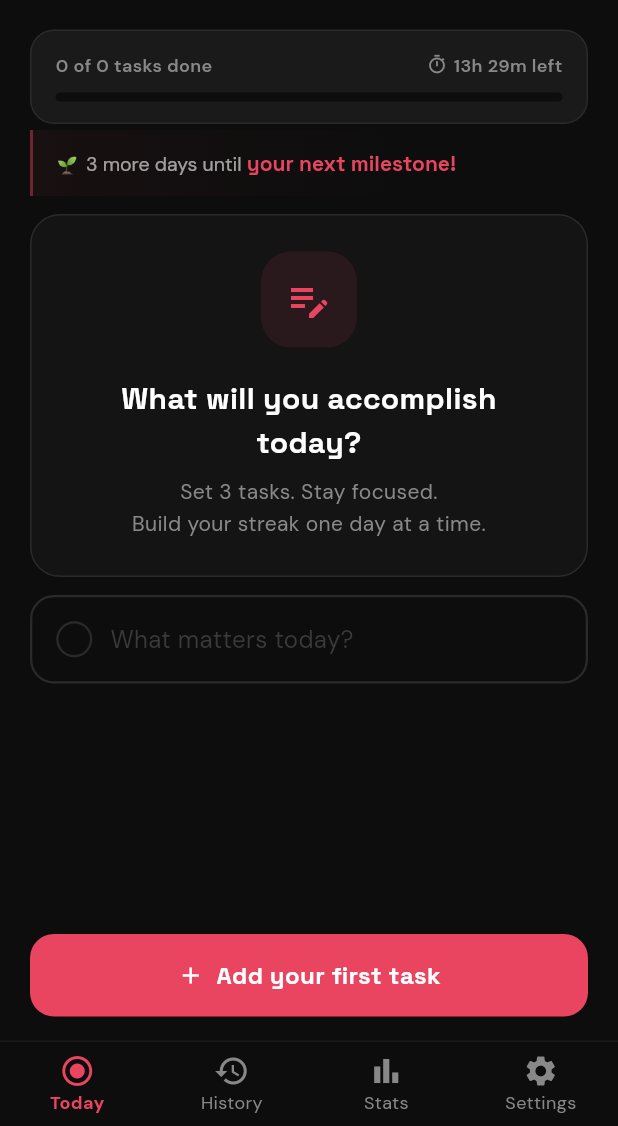
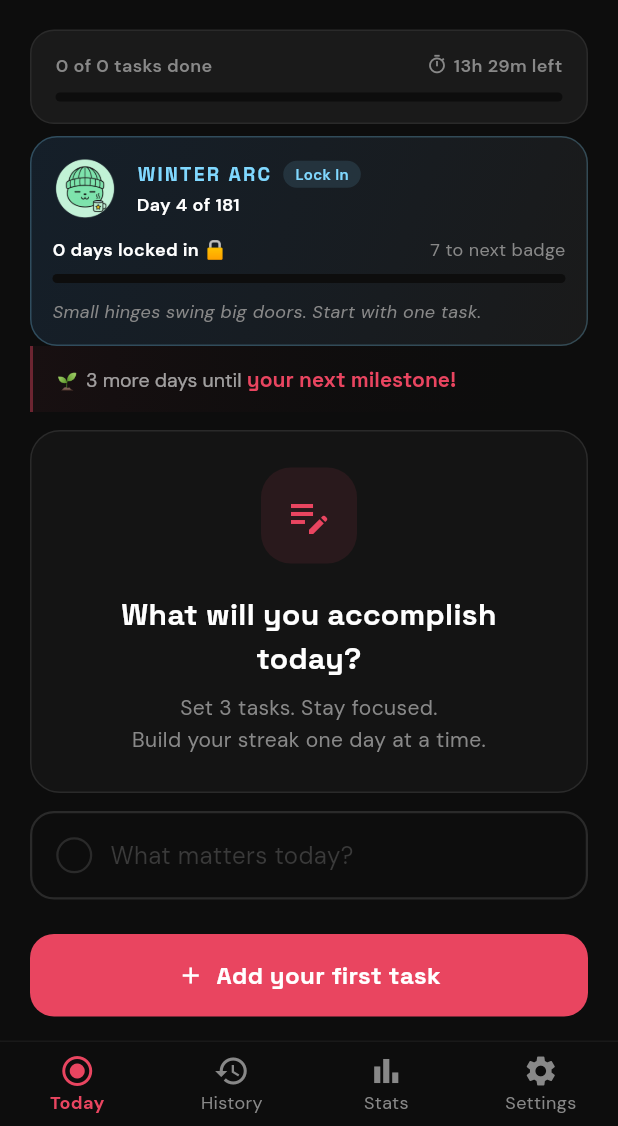
Before and after one commit to Leela-Sai-Vardhan/mita, a Flutter app: the MainNavigation screen opened by its route, after a tap on the "close" icon, on a phone screen of 412 x 824 dp, the part 110-1236 px from its top. Run offline on Flutter 3.47's test engine with Material 3 defaults, Android fonts, the phone set to English and light mode, and no system bars; drawn by our look-alikes of flutter_animate; our stand-ins replace audioplayers, file_picker, fl_chart, flutter_local_notifications, flutter_timezone, google_fonts and 6 more; missing offline and left inert: app_settings, home_widget, in_app_update; accounts and stored records are empty; network calls fail.

Commit message:
Feat: Winter Arc campaign layer - arc tracker card, phases, locked-in days, daily motivation
- WinterArc engine (lib/core/winter_arc.dart): arc window math (Day X of 181,
  leap-aware), 3 campaign phases (Lock In / Deep Winter / Final Stretch) with
  phase-based motivational copy, locked-in days counted from existing
  streakHistory within the arc window, 7/21/50/100/150/200 badge ladder,
  rotating daily message (remote-overridable via seasonal.winter_arc.daily_message)
- WinterArcCard on Home (in-season only, remote-kill via winter_arc.enabled):
  floating seasonal Mitzy, day counter, phase badge, locked-in progress toward
  next badge, daily motivation; tap opens arc detail sheet with stat grid and
  the Winter Arc contract copy
- MitzyAssets.isWinterArcSeason now delegates to the engine so art and
  campaign window can never drift
- 19 new tests covering window/leap math, boundaries, phases, locked-in
  filtering, milestones, and message rotation (51 total passing)

```diff
--- /dev/null
+++ b/lib/core/winter_arc.dart
@@ -0,0 +1,184 @@
+import '../services/remote_config_service.dart';
+
+/// The Winter Arc campaign engine.
+///
+/// The Winter Arc is the app's seasonal "lock in" campaign: instead of
+/// waiting for January to start fresh, users commit to their three daily
+/// tasks from September through the end of February and build momentum
+/// through the coldest, easiest-to-skip months of the year.
+///
+/// All windows derive from the same start/end months (remote-configurable
+/// via `seasonal.winter_arc`, defaulting to Sep 1 - Feb 28/29) so the arc,
+/// the Mitzy art, and the season switch stay in sync.
+class WinterArc {
+  WinterArc._();
+
+  /// First month of the arc (September).
+  static const int defaultStartMonth = 9;
+
+  /// Last month of the arc (February).
+  static const int defaultEndMonth = 2;
+
+  /// Remote-configured start month, or the default.
+  static int get startMonth =>
+      RemoteConfigService.instance.winterStartMonth ?? defaultStartMonth;
+
+  /// Remote-configured end month, or the default.
+  static int get endMonth =>
+      RemoteConfigService.instance.winterEndMonth ?? defaultEndMonth;
+
+  /// Whether the arc layer (art + campaign card) is enabled at all.
+  static bool get enabled => RemoteConfigService.instance.winterArcEnabled;
+
+  /// Whether [date] falls inside the Winter Arc window.
+  ///
+  /// Supports both normal (e.g. Mar-Aug off-season) and year-wrapping
+  /// windows (Sep-Feb): when start > end the window crosses New Year.
+  static bool isArcSeason(DateTime date) {
+    final start = startMonth;
+    final end = endMonth;
+    if (start <= end) {
+      return date.month >= start && date.month <= end;
+    }
+    return date.month >= start || date.month <= end;
+  }
+
+  /// The date the arc starts for the season [date] falls in.
+  ///
+  /// For a Sep-Feb arc, a date in, say, November belongs to the arc that
+  /// started Sep 1 of the same year; a date in January belongs to the arc
+  /// that started Sep 1 of the *previous* year.
+  static DateTime arcStartFor(DateTime date) {
+    final start = DateTime(date.year, startMonth, 1);
+    if (date.isBefore(start)) {
+      return DateTime(date.year - 1, startMonth, 1);
+    }
+    return start;
+  }
+
+  /// The date the arc ends (inclusive) for the season [date] falls in.
+  static DateTime arcEndFor(DateTime date) {
+    final startsThisYear = DateTime(date.year, startMonth, 1);
+    if (date.isBefore(startsThisYear)) {
+      // E.g. January: arc started last year Sep, ends this year Feb.
+      final feb = DateTime(date.year, endMonth + 1, 1);
+      return feb.subtract(const Duration(days: 1));
+    }
+    // Arc started this year; ends Feb of next year.
+    final feb = DateTime(date.year + 1, endMonth + 1, 1);
+    return feb.subtract(const Duration(days: 1));
+  }
+
+  /// Total days in the arc containing [date] (Sep 1 - Feb 28/29).
+  static int totalDays(DateTime date) =>
+      arcEndFor(date).difference(arcStartFor(date)).inDays + 1;
+
+  /// 1-based day of the arc for [date]; 1 on opening day.
+  static int dayOfArc(DateTime date) =>
+      DateTime(date.year, date.month, date.day)
+          .difference(arcStartFor(date))
+          .inDays + 1;
+
+  /// Days remaining in the arc after [date] (0 on the final day).
+  static int daysRemaining(DateTime date) =>
+      arcEndFor(date)
+          .difference(DateTime(date.year, date.month, date.day))
+          .inDays;
+
+  /// Progress through the arc, 0.0 - 1.0.
+  static double progress(DateTime date) =>
+      (dayOfArc(date) / totalDays(date)).clamp(0.0, 1.0);
+
+  /// The campaign phase for [date], used for copy and styling.
+  ///
+  /// - Lock In (first third): momentum is everything; just start.
+  /// - Deep Winter (middle third): the grind; hardest days, biggest gains.
+  /// - Final Stretch (last third): finish strong, arrive in spring ahead.
+  static WinterArcPhase phase(DateTime date) {
+    final p = progress(date);
+    if (p < 1 / 3) return WinterArcPhase.lockIn;
+    if (p < 2 / 3) return WinterArcPhase.deepWinter;
+    return WinterArcPhase.finalStretch;
+  }
+
+  /// How many "locked in" days (perfect days, `yyyy-MM-dd` keys) fall
+  /// inside the arc window containing [date].
+  static int lockedInDays(List<String> streakHistory, DateTime date) {
+    final start = arcStartFor(date);
+    final end = arcEndFor(date);
+    var count = 0;
+    for (final key in streakHistory) {
+      final d = DateTime.tryParse(key);
+      if (d == null) continue;
+      final day = DateTime(d.year, d.month, d.day);
+      if (!day.isBefore(start) && !day.isAfter(end)) count++;
+    }
+    return count;
+  }
+
+  /// The next round-number "locked in" milestone to chase, if any.
+  static int? nextLockInMilestone(int lockedIn) {
+    const steps = [7, 21, 50, 100, 150, 200];
+    for (final s in steps) {
+      if (lockedIn < s) return s;
+    }
+    return null;
+  }
+
+  /// Rotating daily motivation, stable within a day, remote-overridable.
+  static String dailyMessage(DateTime date) {
+    final remote = RemoteConfigService.instance.winterArcDailyMessage;
+    if (remote != null && remote.isNotEmpty) return remote;
+    final pool = _messagesFor(phase(date));
+    // Day-of-arc indexing keeps the line stable all day, rotating daily.
+    final day = dayOfArc(date);
+    return pool[(day - 1 + pool.length) % pool.length];
+  }
+
+  static List<String> _messagesFor(WinterArcPhase phase) {
+    switch (phase) {
+      case WinterArcPhase.lockIn:
+        return const [
+          'Day one energy. Lock in — future you is watching.',
+          'No zero days. Three tasks is all it takes.',
+          'Everyone else waits for January. You started now.',
+          'Small hinges swing big doors. Start with one task.',
+          'The arc starts the moment you decide it does.',
+          'Discipline now, momentum forever.',
+        ];
+      case WinterArcPhase.deepWinter:
+        return const [
+          'Deep winter. This is where the gains are made.',
+          'Cold outside. Fire within. Keep going.',
+          'The hardest days build the strongest habits.',
+          'You don\'t need motivation. You need three tasks.',
+          'Hibernation is for bears. You\'re built different.',
+          'Every perfect day is a brick in the fortress.',
+        ];
+      case WinterArcPhase.finalStretch:
+        return const [
+          'Final stretch. Finish the arc strong.',
+          'You\'ve come too far to fold now. Lock in.',
+          'Spring is coming. Arrive ahead of everyone.',
+          'Last stretch — make these days count.',
+          'The ones who started in September finish in February.',
+          'End the arc as the person who started it: locked in.',
+        ];
+    }
+  }
+
+  /// Short label for [phase] used in the UI.
+  static String phaseLabel(WinterArcPhase phase) {
+    switch (phase) {
+      case WinterArcPhase.lockIn:
+        return 'Lock In';
+      case WinterArcPhase.deepWinter:
+        return 'Deep Winter';
+      case WinterArcPhase.finalStretch:
+        return 'Final Stretch';
+    }
+  }
+}
+
+/// Campaign phases across the arc window.
+enum WinterArcPhase { lockIn, deepWinter, finalStretch }
--- a/lib/screens/home_screen.dart
+++ b/lib/screens/home_screen.dart
@@ -23,6 +23,7 @@ import 'package:shared_preferences/shared_preferences.dart';
 import 'focus_screen.dart';
 import '../services/rate_prompt_service.dart';
 import '../widgets/upcoming_events_banner.dart';
+import '../widgets/winter_arc_card.dart';
 
 class HomeScreen extends StatefulWidget {
   const HomeScreen({super.key});
@@ -110,6 +111,7 @@ class _HomeScreenState extends State<HomeScreen> {
             children: [
               _buildTopBar(provider, dateStr, context),
               _buildDayProgressCard(provider),
+              const WinterArcCard(),
               const UpcomingEventsBanner(),
               if (showBanner && wisdomParts != null)
                 WisdomBanner(
--- a/lib/services/remote_config_service.dart
+++ b/lib/services/remote_config_service.dart
@@ -172,6 +172,11 @@ class RemoteConfigService extends ChangeNotifier {
           ? (_section('seasonal')['winter_arc'] as Map<String, dynamic>)
                   ['splash_copy_default'] as String?
           : null;
+  String? get winterArcDailyMessage =>
+      _section('seasonal')['winter_arc'] is Map<String, dynamic>
+          ? (_section('seasonal')['winter_arc'] as Map<String, dynamic>)
+              ['daily_message'] as String?
+          : null;
 
   // Ads.
   String? get rewardedAdUnitId => stringValue('ads', 'rewarded_ad_unit_id');
--- /dev/null
+++ b/lib/widgets/winter_arc_card.dart
@@ -0,0 +1,401 @@
+import 'package:flutter/material.dart';
+import 'package:google_fonts/google_fonts.dart';
+import 'package:provider/provider.dart';
+import '../core/theme.dart';
+import '../core/mitzy_assets.dart';
+import '../core/winter_arc.dart';
+import '../providers/task_provider.dart';
+import 'mitzy_avatar.dart';
+
+/// The flagship Winter Arc campaign card for the Home screen.
+///
+/// Shows only while the arc is in season (remote-kill via
+/// `seasonal.winter_arc.enabled`): day counter, locked-in days, arc
+/// progress, a rotating daily motivation line, and the floating seasonal
+/// Mitzy. Tapping opens a detail sheet with the full arc breakdown.
+class WinterArcCard extends StatefulWidget {
+  const WinterArcCard({super.key});
+
+  @override
+  State<WinterArcCard> createState() => _WinterArcCardState();
+}
+
+class _WinterArcCardState extends State<WinterArcCard> {
+  bool _isWinter = false;
+
+  @override
+  void initState() {
+    super.initState();
+    _isWinter = MitzyAssets.isWinterActive(DateTime.now());
+  }
+
+  @override
+  Widget build(BuildContext context) {
+    // Hidden entirely out of season, or when the campaign is disabled.
+    if (!WinterArc.enabled) return const SizedBox.shrink();
+    if (!_isWinter) return const SizedBox.shrink();
+
+    final now = DateTime.now();
+    final provider = context.watch<TaskProvider>();
+
+    return Padding(
+      padding: const EdgeInsets.fromLTRB(20, 4, 20, 0),
+      child: GestureDetector(
+        onTap: () => _showArcSheet(context, now, provider),
+        child: Container(
+          padding: const EdgeInsets.fromLTRB(14, 12, 14, 14),
+          decoration: BoxDecoration(
+            gradient: LinearGradient(
+              begin: Alignment.topLeft,
+              end: Alignment.bottomRight,
+              colors: [
+                const Color(0xFF16222E).withValues(alpha: 0.85),
+                AppTheme.surface,
+              ],
+            ),
+            borderRadius: BorderRadius.circular(18),
+            border: Border.all(
+              color: const Color(0xFF80D8FF).withValues(alpha: 0.25),
+            ),
+          ),
+          child: Column(
+            crossAxisAlignment: CrossAxisAlignment.start,
+            children: [
+              _buildHeader(now),
+              const SizedBox(height: 10),
+              _buildProgress(now, provider),
+              const SizedBox(height: 10),
+              Text(
+                WinterArc.dailyMessage(now),
+                maxLines: 2,
+                overflow: TextOverflow.ellipsis,
+                style: GoogleFonts.dmSans(
+                  fontSize: 12,
+                  height: 1.45,
+                  color: AppTheme.mutedText,
+                  fontStyle: FontStyle.italic,
+                ),
+              ),
+            ],
+          ),
+        ),
+      ),
+    );
+  }
+
+  Widget _buildHeader(DateTime now) {
+    final phase = WinterArc.phase(now);
+    return Row(
+      children: [
+        const MitzyAvatar(width: 44, height: 44),
+        const SizedBox(width: 12),
+        Expanded(
+          child: Column(
+            crossAxisAlignment: CrossAxisAlignment.start,
+            children: [
+              Row(
+                children: [
+                  Text(
+                    'WINTER ARC',
+                    style: GoogleFonts.spaceGrotesk(
+                      fontSize: 13,
+                      fontWeight: FontWeight.w700,
+                      letterSpacing: 1.5,
+                      color: const Color(0xFF80D8FF),
+                    ),
+                  ),
+                  const SizedBox(width: 8),
+                  Container(
+                    padding:
+                        const EdgeInsets.symmetric(horizontal: 8, vertical: 2),
+                    decoration: BoxDecoration(
+                      color: const Color(0xFF80D8FF).withValues(alpha: 0.12),
+                      borderRadius: BorderRadius.circular(20),
+                    ),
+                    child: Text(
+                      WinterArc.phaseLabel(phase),
+                      style: GoogleFonts.dmSans(
+                        fontSize: 10,
+                        fontWeight: FontWeight.w600,
+                        color: const Color(0xFF80D8FF),
+                      ),
+                    ),
+                  ),
+                ],
+              ),
+              const SizedBox(height: 2),
+              Text(
+                'Day ${WinterArc.dayOfArc(now)} of ${WinterArc.totalDays(now)}',
+                style: GoogleFonts.dmSans(
+                  fontSize: 12,
+                  fontWeight: FontWeight.w600,
+                  color: Colors.white,
+                ),
+              ),
+            ],
+          ),
+        ),
+      ],
+    );
+  }
+
+  Widget _buildProgress(DateTime now, TaskProvider provider) {
+    final lockedIn = WinterArc.lockedInDays(provider.streakHistory, now);
+    final nextMilestone = WinterArc.nextLockInMilestone(lockedIn);
+    final progress = lockedIn > 0 && nextMilestone != null
+        ? (lockedIn / nextMilestone).clamp(0.0, 1.0)
+        : 0.0;
+
+    return Column(
+      crossAxisAlignment: CrossAxisAlignment.start,
+      children: [
+        Row(
+          mainAxisAlignment: MainAxisAlignment.spaceBetween,
+          children: [
+            Text(
+              '$lockedIn days locked in 🔒',
+              style: GoogleFonts.dmSans(
+                fontSize: 12,
+                fontWeight: FontWeight.w600,
+                color: Colors.white,
+              ),
+            ),
+            Text(
+              nextMilestone != null
+                  ? '${nextMilestone - lockedIn} to next badge'
+                  : 'Arc complete 🏆',
+              style: GoogleFonts.dmSans(
+                fontSize: 12,
+                color: AppTheme.mutedText,
+              ),
+            ),
+          ],
+        ),
+        const SizedBox(height: 8),
+        Stack(
+          children: [
+            Container(
+              height: 6,
+              decoration: BoxDecoration(
+                color: AppTheme.background,
+                borderRadius: BorderRadius.circular(3),
+              ),
+            ),
+            FractionallySizedBox(
+              widthFactor: progress,
+              child: Container(
+                height: 6,
+                decoration: BoxDecoration(
+                  gradient: const LinearGradient(
+                    colors: [Color(0xFF80D8FF), Color(0xFF69F0AE)],
+                  ),
+                  borderRadius: BorderRadius.circular(3),
+                ),
+              ),
+            ),
+          ],
+        ),
+      ],
+    );
+  }
+
+  void _showArcSheet(BuildContext context, DateTime now, TaskProvider provider) {
+    showModalBottomSheet(
+      context: context,
+      backgroundColor: Colors.transparent,
+      isScrollControlled: true,
+      builder: (ctx) => _WinterArcSheet(now: now, provider: provider),
+    );
+  }
+}
+
+/// Full-arc breakdown bottom sheet.
+class _WinterArcSheet extends StatelessWidget {
+  const _WinterArcSheet({required this.now, required this.provider});
+
+  final DateTime now;
+  final TaskProvider provider;
+
+  @override
+  Widget build(BuildContext context) {
+    final lockedIn = WinterArc.lockedInDays(provider.streakHistory, now);
+    final total = WinterArc.totalDays(now);
+    final remaining = WinterArc.daysRemaining(now);
+    final day = WinterArc.dayOfArc(now);
+    final nextMilestone = WinterArc.nextLockInMilestone(lockedIn);
+    final phase = WinterArc.phase(now);
+    final currentStreak = provider.streak;
+
+    return Container(
+      decoration: const BoxDecoration(
+        color: AppTheme.surface,
+        borderRadius: BorderRadius.only(
+          topLeft: Radius.circular(28),
+          topRight: Radius.circular(28),
+        ),
+      ),
+      child: SafeArea(
+        top: false,
+        child: Padding(
+          padding: const EdgeInsets.fromLTRB(24, 12, 24, 24),
+          child: Column(
+            mainAxisSize: MainAxisSize.min,
+            crossAxisAlignment: CrossAxisAlignment.start,
+            children: [
+              Center(
+                child: Container(
+                  width: 40,
+                  height: 4,
+                  decoration: BoxDecoration(
+                    color: AppTheme.mutedText.withValues(alpha: 0.3),
+                    borderRadius: BorderRadius.circular(2),
+                  ),
+                ),
+              ),
+              const SizedBox(height: 20),
+              Row(
+                children: [
+                  const MitzyAvatar(width: 64, height: 64),
+                  const SizedBox(width: 16),
+                  Expanded(
+                    child: Column(
+                      crossAxisAlignment: CrossAxisAlignment.start,
+                      children: [
+                        Text(
+                          'Winter Arc ${now.year}-${(now.year + 1) % 100}',
+                          style: GoogleFonts.spaceGrotesk(
+                            fontSize: 20,
+                            fontWeight: FontWeight.w700,
+                            color: Colors.white,
+                          ),
+                        ),
+                        const SizedBox(height: 4),
+                        Text(
+                          '${WinterArc.phaseLabel(phase)} · Day $day of $total · $remaining days left',
+                          style: GoogleFonts.dmSans(
+                            fontSize: 13,
+                            color: AppTheme.mutedText,
+                          ),
+                        ),
+                      ],
+                    ),
+                  ),
+                ],
+              ),
+              const SizedBox(height: 20),
+              _buildStatGrid(
+                lockedIn: lockedIn,
+                total: total,
+                remaining: remaining,
+                currentStreak: currentStreak,
+              ),
+              const SizedBox(height: 20),
+              Container(
+                width: double.infinity,
+                padding: const EdgeInsets.all(16),
+                decoration: BoxDecoration(
+                  color: AppTheme.background,
+                  borderRadius: BorderRadius.circular(16),
+                ),
+                child: Column(
+                  children: [
+                    Text(
+                      'Your Winter Arc contract',
+                      style: GoogleFonts.spaceGrotesk(
+                        fontSize: 14,
+                        fontWeight: FontWeight.w700,
+                        color: Colors.white,
+                      ),
+                    ),
+                    const SizedBox(height: 8),
+                    Text(
+                      'Three tasks. One day. No zero days.\n'
+                      'Finish every day between September and February, '
+                      'and arrive in spring ahead of everyone who waited '
+                      'for January.',
+                      textAlign: TextAlign.center,
+                      style: GoogleFonts.dmSans(
+                        fontSize: 13,
+                        color: AppTheme.mutedText,
+                        height: 1.6,
+                      ),
+                    ),
+                  ],
+                ),
+              ),
+              if (nextMilestone != null) ...[
+                const SizedBox(height: 12),
+                Text(
+                  lockedIn == 0
+                      ? 'First locked-in day unlocks the 7-day badge.'
+                      : 'Next badge at $nextMilestone locked-in days — '
+                          '${nextMilestone - lockedIn} to go.',
+                  textAlign: TextAlign.center,
+                  style: GoogleFonts.dmSans(
+                    fontSize: 12,
+                    color: const Color(0xFF80D8FF),
+                  ),
+                ),
+              ],
+            ],
+          ),
+        ),
+      ),
+    );
+  }
+
+  Widget _buildStatGrid({
+    required int lockedIn,
+    required int total,
+    required int remaining,
+    required int currentStreak,
+  }) {
+    Widget stat(String label, String value, Color color) {
+      return Container(
+        padding: const EdgeInsets.all(12),
+        decoration: BoxDecoration(
+          color: AppTheme.background,
+          borderRadius: BorderRadius.circular(14),
+        ),
+        child: Column(
+          children: [
+            Text(
+              value,
+              style: GoogleFonts.spaceGrotesk(
+                fontSize: 20,
+                fontWeight: FontWeight.w700,
+                color: color,
+              ),
+            ),
+            const SizedBox(height: 4),
+            Text(
+              label,
+              style: GoogleFonts.dmSans(
+                fontSize: 11,
+                color: AppTheme.mutedText,
+              ),
+            ),
+          ],
+        ),
+      );
+    }
+
+    return Row(
+      children: [
+        Expanded(
+          child: stat('Days locked in', '$lockedIn', const Color(0xFF80D8FF)),
+        ),
+        const SizedBox(width: 10),
+        Expanded(child: stat('Current streak', '$currentStreak', AppTheme.accent)),
+        const SizedBox(width: 10),
+        Expanded(
+          child: stat(
+            'Arc completion',
+            '${((lockedIn / total) * 100).toStringAsFixed(0)}%',
+            AppTheme.success,
+          ),
+        ),
+      ],
+    );
+  }
+}
```
Also changed, not shown: 1 other file.
